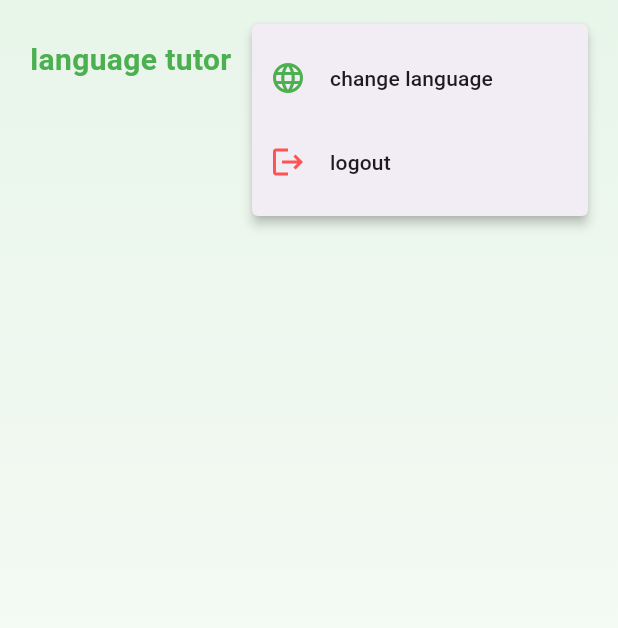
After one commit to UsamaMunir786/language_learning_app, a Flutter app: the LevelScreen screen opened directly, after a tap on the "settings" icon, on a phone screen of 412 x 824 dp. The commit adds this screen. Shown: the top 628 px of the screen. Run offline on Flutter 3.47's test engine with Material 3 defaults, Android fonts, the phone set to English and light mode, and no system bars; our stand-ins replace cloud_firestore, firebase_auth, firebase_core, lottie; accounts and stored records are empty; network calls fail.

Commit message:
'add level_screen'

```diff
--- a/learning_app/lib/auth/sign_in_screen.dart
+++ b/learning_app/lib/auth/sign_in_screen.dart
@@ -164,7 +164,7 @@ class _SignInScreenState extends State<SignInScreen> {
                       ),
 
                       SizedBox(
-                        height: 40,
+                        height: 40
                       ),
 
                       TextButton(onPressed: (){
--- a/learning_app/lib/auth/sign_up.dart
+++ b/learning_app/lib/auth/sign_up.dart
@@ -2,6 +2,7 @@ import 'package:cloud_firestore/cloud_firestore.dart';
 import 'package:firebase_auth/firebase_auth.dart';
 import 'package:flutter/material.dart';
 import 'package:learning_app/auth/sign_in_screen.dart';
+import 'package:learning_app/screen/level_screen.dart';
 
 class SignUpScreen extends StatefulWidget {
   const SignUpScreen({super.key});
@@ -56,6 +57,9 @@ class _SignUpScreenState extends State<SignUpScreen> {
             }
           );
         }
+
+       Navigator.push(context, MaterialPageRoute(builder: (context)=>LevelScreen()));
+
     } on FirebaseException catch (e){
       setState(() {
         errorMessage = e.message ?? 'An error occurred';
@@ -129,7 +133,7 @@ class _SignUpScreenState extends State<SignUpScreen> {
                           prefixIcon: Icon(Icons.email)
                         ),
                         validator: (v) =>
-                        v == null || !v.contains('@') ? 'enter a valid email' : '',
+                        v == null || !v.contains('@') ? 'enter a valid email' : null,
                       ),
                       SizedBox(
                         height: 20,
--- a/learning_app/lib/main.dart
+++ b/learning_app/lib/main.dart
@@ -18,6 +18,7 @@ class MyApp extends StatelessWidget {
   @override
   Widget build(BuildContext context) {
     return MaterialApp(
+      debugShowCheckedModeBanner: false,
       title: 'Flutter Demo',
       theme: ThemeData(
 
--- /dev/null
+++ b/learning_app/lib/screen/level_screen.dart
@@ -0,0 +1,130 @@
+import 'package:cloud_firestore/cloud_firestore.dart';
+import 'package:firebase_auth/firebase_auth.dart';
+import 'package:flutter/material.dart';
+import 'package:learning_app/auth/sign_in_screen.dart';
+
+class LevelScreen extends StatefulWidget {
+  const LevelScreen({super.key});
+
+  static Color greenPrimary = Color(0xff4caf50);
+  static Color greenAccent = Color(0xff81c784);
+  static const backgroundGradient = LinearGradient(colors: [
+    Color(0xffe8f5e9), Colors.white,
+  ],
+  begin: Alignment.topCenter,
+  end: Alignment.bottomCenter
+
+  );
+
+  @override
+  State<LevelScreen> createState() => _LevelScreenState();
+}
+
+class _LevelScreenState extends State<LevelScreen> {
+
+  int currentIndex = 0;
+
+  final List<String> language = [
+    'German',
+    'Spanish',
+    'French',
+    'Italian',
+    'Korean'
+  ];
+
+  Future<void> changeLanguage() async{
+    final userId = FirebaseAuth.instance.currentUser!.uid;
+
+    String? selectedLanguage = await showDialog<String>(
+      context: context,
+      builder: (BuildContext contex){
+        return SimpleDialog(
+          title: Text('Select Language'),
+          children: language.map((lang){
+            return SimpleDialogOption(
+              onPressed: (){
+                Navigator.pop(context, lang);
+              },
+              child: Text(lang),
+            );
+          }).toList()
+        );
+      }
+      );
+
+      if(selectedLanguage != null){
+        await FirebaseFirestore.instance.collection('users').doc(userId).update({
+          'language': selectedLanguage
+        });
+
+        ScaffoldMessenger.of(context).showSnackBar(SnackBar(content: Text('language change to $selectedLanguage')));
+      }
+  }
+  @override
+  Widget build(BuildContext context) {
+
+    final userId = FirebaseAuth.instance.currentUser!.uid;
+
+    final levelsQuery = FirebaseFirestore.instance.collection('users').doc(userId).collection('levels').
+        orderBy('levelNumber');
+
+
+    return Scaffold(
+
+      body: Container(
+
+        decoration: BoxDecoration(
+          gradient: LevelScreen.backgroundGradient
+        ),
+        child: SafeArea(
+          child: Column(
+            children: [
+              Padding(padding: EdgeInsets.symmetric(
+                horizontal: 20,
+                vertical: 16
+              ),
+              child: Row(
+                children: [
+                  Text('language tutor', style: TextStyle(
+                    fontSize: 20,
+                    fontWeight: FontWeight.bold,
+                    color: LevelScreen.greenPrimary
+                  ),),
+                  Spacer(),
+                  PopupMenuButton<String>(
+                    icon: Icon(Icons.settings,
+                    color: LevelScreen.greenPrimary,
+                    ),
+                    onSelected: (value) async{
+                      if(value == 'language'){
+                        await changeLanguage();
+                      }else if(value == 'logout'){
+                        await FirebaseAuth.instance.signOut();
+                        Navigator.push(context, MaterialPageRoute(builder: (context)=>SignInScreen()));
+                      }
+                    },
+                    itemBuilder: (context)=>[
+                      PopupMenuItem(
+                        value: 'language',
+                        child: ListTile(
+                          leading: Icon(Icons.language, color: LevelScreen.greenPrimary,),
+                          title: Text('change language'),
+                        ),
+                        ),
+                        PopupMenuItem(
+                          value: 'logout',
+                          child: ListTile(
+                            leading: Icon(Icons.logout, color: Colors.redAccent,),
+                            title: Text('logout'),
+                          ))
+                    ])
+                ],
+              ),
+              ),
+            ],
+          )
+          ),
+      ),
+    );
+  }
+}
```
